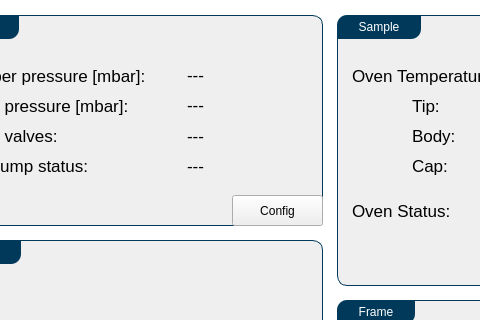
The window that Utils/ursapqConsole/main.ui (pnjun/UrsaPQ-Manager) describes before a commit, drawn with Qt 5; both pictures show x 83 to 563 and y 0 to 320 of the 735 by 530 pixel window.
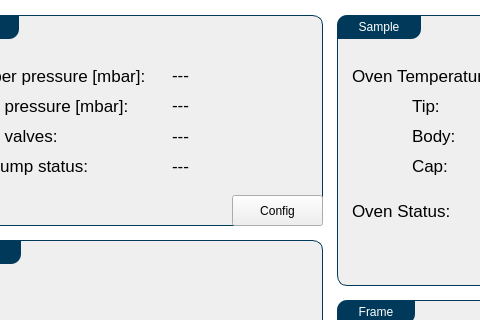
The same window after the commit.

Patch:
```diff
--- a/Utils/ursapqConsole/main.ui
+++ b/Utils/ursapqConsole/main.ui
@@ -99,9 +99,9 @@
     <widget class="QLabel" name="chamberPressure">
      <property name="geometry">
       <rect>
-       <x>255</x>
+       <x>240</x>
        <y>45</y>
-       <width>121</width>
+       <width>136</width>
        <height>30</height>
       </rect>
      </property>
@@ -138,9 +138,9 @@
     <widget class="QLabel" name="prevacPressure">
      <property name="geometry">
       <rect>
-       <x>255</x>
+       <x>240</x>
        <y>75</y>
-       <width>121</width>
+       <width>136</width>
        <height>30</height>
       </rect>
      </property>
@@ -164,9 +164,9 @@
     <widget class="QLabel" name="prevacValves">
      <property name="geometry">
       <rect>
-       <x>255</x>
+       <x>240</x>
        <y>105</y>
-       <width>121</width>
+       <width>136</width>
        <height>31</height>
       </rect>
      </property>
@@ -190,9 +190,9 @@
     <widget class="QLabel" name="pumpStatus">
      <property name="geometry">
       <rect>
-       <x>255</x>
+       <x>240</x>
        <y>135</y>
-       <width>121</width>
+       <width>136</width>
        <height>31</height>
       </rect>
      </property>
```
